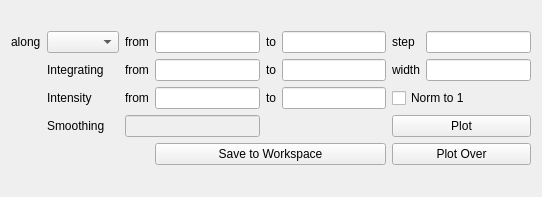
mantidproject/mslice, file mslice/widgets/cut/cut.ui: the form before one commit.
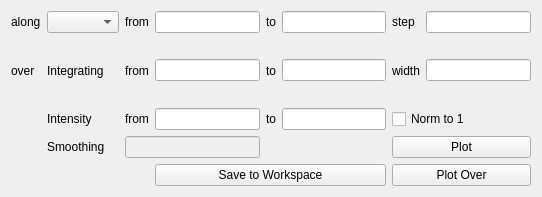
The form after the commit.

Patch:
```diff
--- a/mslice/widgets/cut/cut.ui
+++ b/mslice/widgets/cut/cut.ui
@@ -60,13 +60,6 @@
        </property>
       </widget>
      </item>
-     <item row="1" column="1">
-      <widget class="QLabel" name="label_2">
-       <property name="text">
-        <string>Integrating</string>
-       </property>
-      </widget>
-     </item>
      <item row="1" column="2">
       <widget class="QLabel" name="label_258">
        <property name="text">
@@ -176,6 +169,23 @@
        </property>
       </widget>
      </item>
+     <item row="1" column="1">
+      <widget class="QStackedWidget" name="integrationStack">
+       <widget class="QLabel" name="label_2">
+        <property name="text">
+         <string>Integrating</string>
+        </property>
+       </widget>
+       <widget class="QComboBox" name="cmbIntegrationAxis"/>
+      </widget>
+     </item>
+     <item row="1" column="0">
+      <widget class="QLabel" name="label_250">
+       <property name="text">
+        <string>over</string>
+       </property>
+      </widget>
+     </item>
     </layout>
    </item>
   </layout>
```
